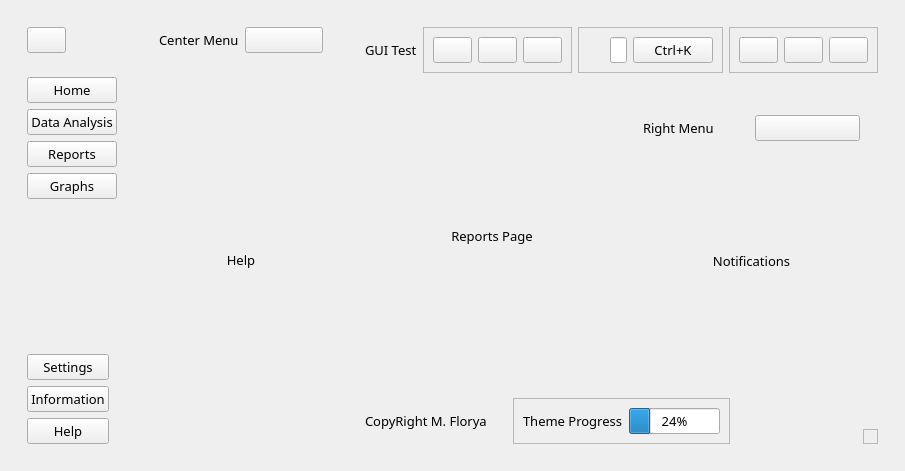
This is src/generated-files/ui/new_interface.ui in mflorya575/Example-GUI-PyQt6-Pyside as Qt 5 draws it before an edit. The edited form follows.
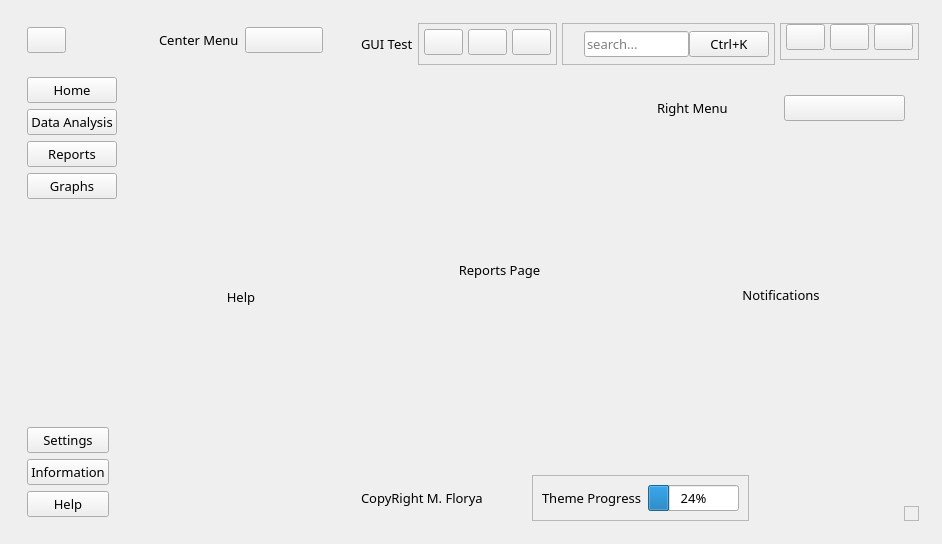
This is the edited form. The open tabs and pages were chosen to show the change. Icons and pictures are not drawn.

Commit message: update size of layout in different block

```diff
--- a/src/generated-files/ui/new_interface.ui
+++ b/src/generated-files/ui/new_interface.ui
@@ -6,8 +6,8 @@
    <rect>
     <x>0</x>
     <y>0</y>
-    <width>887</width>
-    <height>471</height>
+    <width>942</width>
+    <height>544</height>
    </rect>
   </property>
   <property name="font">
@@ -312,6 +312,21 @@
        <item alignment="Qt::AlignTop">
         <widget class="QWidget" name="header" native="true">
          <layout class="QHBoxLayout" name="horizontalLayout_7">
+          <property name="spacing">
+           <number>5</number>
+          </property>
+          <property name="leftMargin">
+           <number>5</number>
+          </property>
+          <property name="topMargin">
+           <number>5</number>
+          </property>
+          <property name="rightMargin">
+           <number>5</number>
+          </property>
+          <property name="bottomMargin">
+           <number>5</number>
+          </property>
           <item>
            <widget class="QLabel" name="titleText">
             <property name="text">
@@ -328,6 +343,18 @@
              <enum>QFrame::Raised</enum>
             </property>
             <layout class="QHBoxLayout" name="horizontalLayout_6">
+             <property name="spacing">
+              <number>5</number>
+             </property>
+             <property name="leftMargin">
+              <number>5</number>
+             </property>
+             <property name="topMargin">
+              <number>5</number>
+             </property>
+             <property name="rightMargin">
+              <number>5</number>
+             </property>
              <item>
               <widget class="QPushButton" name="notificationBtn">
                <property name="text">
@@ -373,6 +400,21 @@
              <enum>QFrame::Raised</enum>
             </property>
             <layout class="QHBoxLayout" name="horizontalLayout_8">
+             <property name="spacing">
+              <number>0</number>
+             </property>
+             <property name="leftMargin">
+              <number>5</number>
+             </property>
+             <property name="topMargin">
+              <number>5</number>
+             </property>
+             <property name="rightMargin">
+              <number>5</number>
+             </property>
+             <property name="bottomMargin">
+              <number>5</number>
+             </property>
              <item>
               <widget class="QLabel" name="label_9">
                <property name="minimumSize">
@@ -399,10 +441,20 @@
               </widget>
              </item>
              <item>
-              <widget class="QLineEdit" name="lineEdit"/>
+              <widget class="QLineEdit" name="searchinp">
+               <property name="minimumSize">
+                <size>
+                 <width>100</width>
+                 <height>0</height>
+                </size>
+               </property>
+               <property name="placeholderText">
+                <string>search...</string>
+               </property>
+              </widget>
              </item>
              <item>
-              <widget class="QPushButton" name="pushButton_2">
+              <widget class="QPushButton" name="searchBtn">
                <property name="text">
                 <string>Ctrl+K</string>
                </property>
@@ -420,6 +472,18 @@
              <enum>QFrame::Raised</enum>
             </property>
             <layout class="QHBoxLayout" name="horizontalLayout_9">
+             <property name="spacing">
+              <number>5</number>
+             </property>
+             <property name="leftMargin">
+              <number>5</number>
+             </property>
+             <property name="topMargin">
+              <number>0</number>
+             </property>
+             <property name="rightMargin">
+              <number>5</number>
+             </property>
              <item>
               <widget class="QPushButton" name="minimizeBtn">
                <property name="text">
@@ -461,12 +525,51 @@
        </item>
        <item>
         <widget class="QWidget" name="mainContents" native="true">
+         <property name="sizePolicy">
+          <sizepolicy hsizetype="Preferred" vsizetype="Expanding">
+           <horstretch>0</horstretch>
+           <verstretch>0</verstretch>
+          </sizepolicy>
+         </property>
          <layout class="QHBoxLayout" name="horizontalLayout_10">
+          <property name="spacing">
+           <number>5</number>
+          </property>
+          <property name="leftMargin">
+           <number>5</number>
+          </property>
+          <property name="topMargin">
+           <number>5</number>
+          </property>
+          <property name="rightMargin">
+           <number>5</number>
+          </property>
+          <property name="bottomMargin">
+           <number>5</number>
+          </property>
           <item>
            <widget class="QWidget" name="mainPagesCont" native="true">
             <layout class="QVBoxLayout" name="verticalLayout_11">
+             <property name="spacing">
+              <number>5</number>
+             </property>
+             <property name="leftMargin">
+              <number>5</number>
+             </property>
+             <property name="topMargin">
+              <number>5</number>
+             </property>
+             <property name="rightMargin">
+              <number>5</number>
+             </property>
+             <property name="bottomMargin">
+              <number>5</number>
+             </property>
              <item>
               <widget class="QStackedWidget" name="stackedWidget_2">
+               <property name="currentIndex">
+                <number>2</number>
+               </property>
                <widget class="QWidget" name="homePage">
                 <layout class="QVBoxLayout" name="verticalLayout_12">
                  <item>
@@ -537,6 +640,21 @@
              </size>
             </property>
             <layout class="QVBoxLayout" name="verticalLayout_16">
+             <property name="spacing">
+              <number>5</number>
+             </property>
+             <property name="leftMargin">
+              <number>5</number>
+             </property>
+             <property name="topMargin">
+              <number>5</number>
+             </property>
+             <property name="rightMargin">
+              <number>5</number>
+             </property>
+             <property name="bottomMargin">
+              <number>5</number>
+             </property>
              <item>
               <widget class="QWidget" name="widget_6" native="true">
                <layout class="QHBoxLayout" name="horizontalLayout_11">
@@ -616,7 +734,22 @@
        <item alignment="Qt::AlignBottom">
         <widget class="QWidget" name="footer" native="true">
          <layout class="QHBoxLayout" name="horizontalLayout_4">
-          <item>
+          <property name="spacing">
+           <number>5</number>
+          </property>
+          <property name="leftMargin">
+           <number>5</number>
+          </property>
+          <property name="topMargin">
+           <number>5</number>
+          </property>
+          <property name="rightMargin">
+           <number>5</number>
+          </property>
+          <property name="bottomMargin">
+           <number>5</number>
+          </property>
+          <item alignment="Qt::AlignLeft">
            <widget class="QLabel" name="label_6">
             <property name="text">
              <string>CopyRight M. Florya</string>
```
